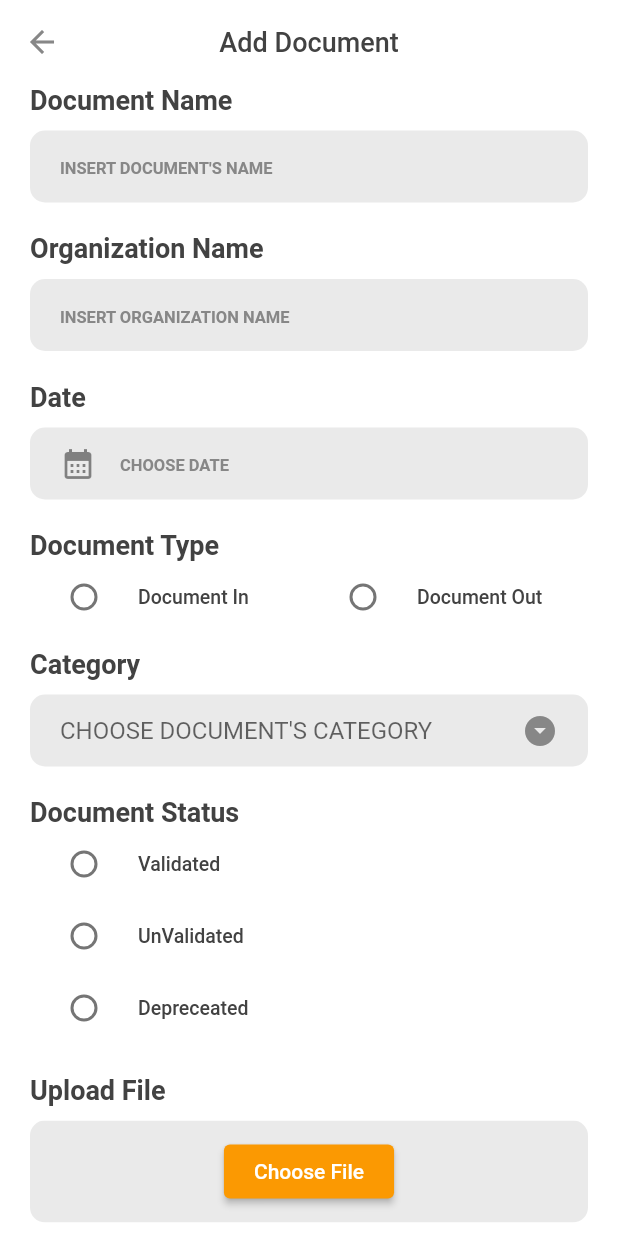
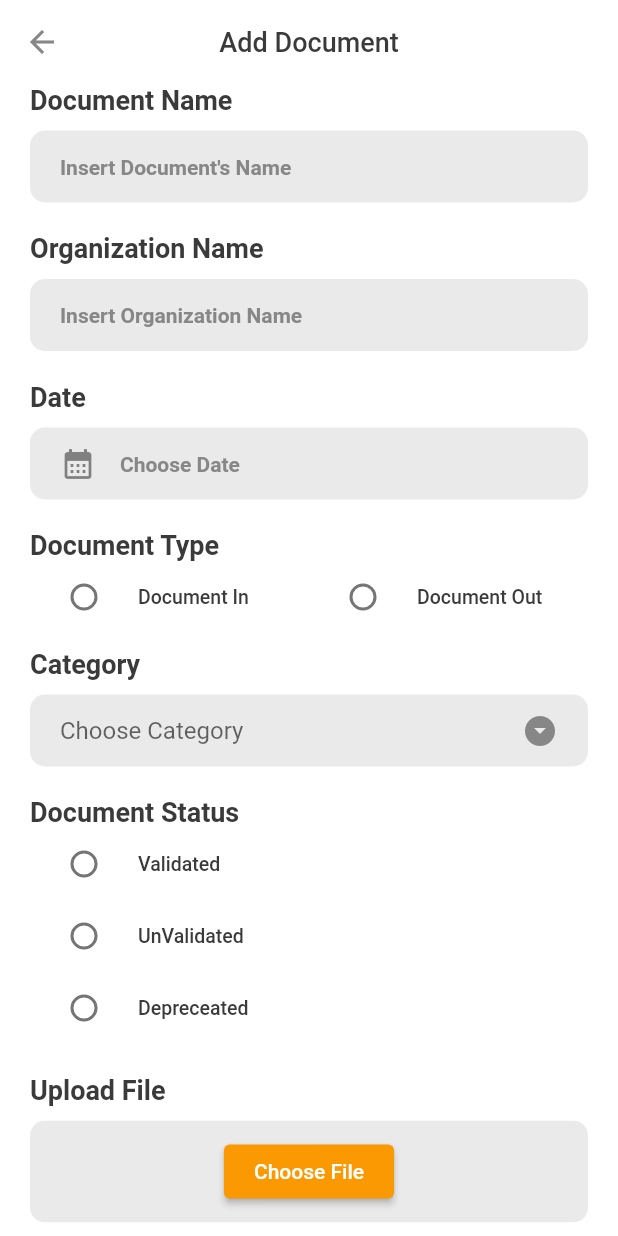
Before and after one commit to makbarramadhan62/Document-Management-Apps, a Flutter app: the AddScreen screen opened directly, on a phone screen of 412 x 824 dp. Run offline on Flutter 3.47's test engine with Material 2 defaults, Android fonts, the phone set to English and light mode, and no system bars; our stand-ins replace file_picker, flutter_svg, image_gallery_saver, permission_handler, shared_preferences and 1 more; missing offline and left inert: dart:ffi; accounts and stored records are empty; network calls fail.

Commit message:
Final Progress 2

```diff
--- a/FrontEnd-Flutter/lib/FrontEnd/Screens/AddDocument/add_screen.dart
+++ b/FrontEnd-Flutter/lib/FrontEnd/Screens/AddDocument/add_screen.dart
@@ -161,11 +161,10 @@ class _AddScreenState extends State<AddScreen> {
                                 fontWeight: FontWeight.w500,
                                 color: kMainTextClr),
                             cursorColor: kMainTextClr,
-                            decoration: InputDecoration(
-                                hintText:
-                                    "insert document's name".toUpperCase(),
-                                hintStyle: const TextStyle(
-                                    fontSize: 11,
+                            decoration: const InputDecoration(
+                                hintText: "Insert Document's Name",
+                                hintStyle: TextStyle(
+                                    fontSize: 14,
                                     fontWeight: FontWeight.w600,
                                     color: kSubTextIconClr),
                                 enabledBorder: InputBorder.none,
@@ -203,9 +202,9 @@ class _AddScreenState extends State<AddScreen> {
                                 color: kMainTextClr),
                             cursorColor: kMainTextClr,
                             decoration: const InputDecoration(
-                                hintText: "INSERT ORGANIZATION NAME",
+                                hintText: "Insert Organization Name",
                                 hintStyle: TextStyle(
-                                    fontSize: 11,
+                                    fontSize: 14,
                                     fontWeight: FontWeight.w600,
                                     color: kSubTextIconClr),
                                 enabledBorder: InputBorder.none,
@@ -243,9 +242,9 @@ class _AddScreenState extends State<AddScreen> {
                             controller: dateinputController,
                             decoration: const InputDecoration(
                                 icon: Icon(Icons.calendar_month),
-                                hintText: "CHOOSE DATE",
+                                hintText: "Choose Date",
                                 hintStyle: TextStyle(
-                                    fontSize: 11,
+                                    fontSize: 14,
                                     fontWeight: FontWeight.w600,
                                     color: kSubTextIconClr),
                                 enabledBorder: InputBorder.none,
@@ -363,9 +362,9 @@ class _AddScreenState extends State<AddScreen> {
                                 alignment: Alignment.center,
                                 child: DropdownButtonFormField(
                                   decoration: const InputDecoration(
-                                      hintText: "CHOOSE DOCUMENT'S CATEGORY",
+                                      hintText: "Choose Category",
                                       hintStyle: TextStyle(
-                                          fontSize: 11,
+                                          fontSize: 14,
                                           fontWeight: FontWeight.w600,
                                           color: kSubTextIconClr),
                                       enabledBorder: InputBorder.none,
--- a/FrontEnd-Flutter/lib/FrontEnd/Screens/Home/home_screen.dart
+++ b/FrontEnd-Flutter/lib/FrontEnd/Screens/Home/home_screen.dart
@@ -184,7 +184,7 @@ class _HomeScreenState extends State<HomeScreen> {
                     child: Image(
                         width: 40,
                         height: 40,
-                        image: AssetImage('assets/images/profil1.png'),
+                        image: AssetImage('assets/images/profil.png'),
                         fit: BoxFit.cover),
                   )
                 ],
@@ -320,13 +320,13 @@ class _HomeScreenState extends State<HomeScreen> {
                                         Text(
                                           searchDocuments[index].document_name,
                                           style: const TextStyle(
-                                            fontSize: 18,
+                                            fontSize: 16,
                                             color: kMainTextClr,
                                             fontWeight: FontWeight.w500,
                                           ),
                                         ),
                                         const SizedBox(
-                                          height: 10,
+                                          height: 5,
                                         ),
                                         Text(
                                           searchDocuments[index]
--- a/FrontEnd-Flutter/lib/utilities/colors.dart
+++ b/FrontEnd-Flutter/lib/utilities/colors.dart
@@ -6,7 +6,7 @@ const kSubTextIconClr = Color(0xFF878787);
 const kLoginSignupTxtClr = Color(0xFFFDB341);
 const kLoginSignupSubTxtClr = Color(0xFFFFC25F);
 const kLoginSignupFormClr = Color(0xFFFDF2E0);
-const kMainTextClr = Color(0xFF424242);
+const kMainTextClr = Color(0xFF3A3A3A);
 const kBoxClr = Color(0xFFEAEAEA);
 const kButtonTextClr = Color(0xFFE3E3E3);
 const kDangerClr = Color(0xFFEF5151);
```
Also changed, not shown: FrontEnd-Flutter/lib/FrontEnd/Screens/EditDocument/edit_screen.dart (+16 -9 lines), FrontEnd-Flutter/lib/FrontEnd/Screens/Home/Widget/SideBar.dart (+27 -27 lines), FrontEnd-Flutter/lib/FrontEnd/Screens/MyAccount/myAccount_screen.dart (+7 -7 lines), FrontEnd-Flutter/assets/images/profil.png (renamed from FrontEnd-Flutter/assets/images/profil1.png), 5 other files.
